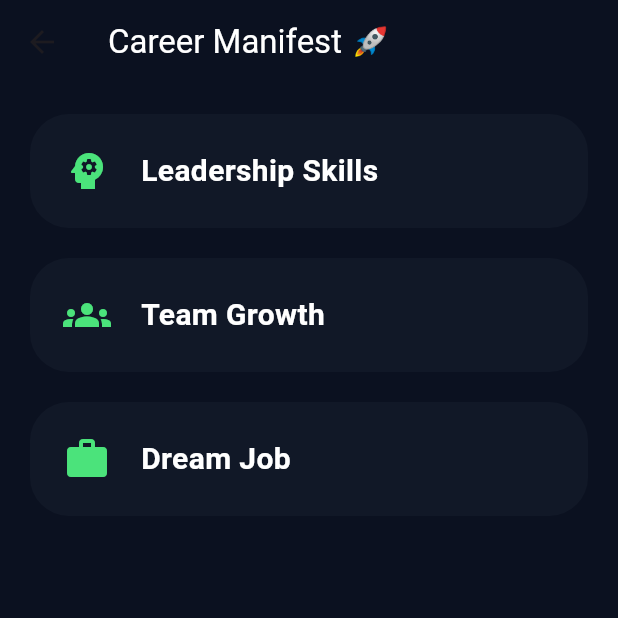
After one commit to Ruban23-Android/ManifestAI, a Flutter app: the HomePage screen opened directly, after a tap on "Career", on a phone screen of 412 x 824 dp, the top half of it. The commit adds this screen. Run offline on Flutter 3.47's test engine with Material 3 defaults, Android fonts, the light colour scheme and no system bars; our stand-ins replace smooth_page_indicator; network calls fail.

Commit message:
Health and Wealth love career page Added

```diff
--- /dev/null
+++ b/Manifestation Guru/lib/career_page.dart
@@ -0,0 +1,88 @@
+import 'package:flutter/material.dart';
+
+class CareerPage extends StatelessWidget {
+  const CareerPage({super.key});
+
+  @override
+  Widget build(BuildContext context) {
+
+    return Scaffold(
+      backgroundColor: const Color(0xff0B1120),
+
+      appBar: AppBar(
+        backgroundColor: const Color(0xff0B1120),
+
+        title: const Text(
+          "Career Manifest 🚀",
+          style: TextStyle(
+            color: Colors.white,
+          ),
+        ),
+      ),
+
+      body: Padding(
+        padding: const EdgeInsets.all(20),
+
+        child: Column(
+          children: [
+
+            careerTile(
+              "Leadership Skills",
+              Icons.psychology,
+            ),
+
+            careerTile(
+              "Team Growth",
+              Icons.groups,
+            ),
+
+            careerTile(
+              "Dream Job",
+              Icons.work,
+            ),
+          ],
+        ),
+      ),
+    );
+  }
+
+  Widget careerTile(
+      String title,
+      IconData icon,
+      ) {
+
+    return Container(
+      margin: const EdgeInsets.only(bottom: 20),
+      padding: const EdgeInsets.all(22),
+
+      decoration: BoxDecoration(
+        color: const Color(0xff111827),
+
+        borderRadius:
+        BorderRadius.circular(26),
+      ),
+
+      child: Row(
+        children: [
+
+          Icon(
+            icon,
+            color: const Color(0xff4BE37B),
+            size: 32,
+          ),
+
+          const SizedBox(width: 20),
+
+          Text(
+            title,
+            style: const TextStyle(
+              color: Colors.white,
+              fontSize: 20,
+              fontWeight: FontWeight.bold,
+            ),
+          ),
+        ],
+      ),
+    );
+  }
+}
--- a/Manifestation Guru/lib/home_page.dart
+++ b/Manifestation Guru/lib/home_page.dart
@@ -1,4 +1,12 @@
 import 'package:flutter/material.dart';
+import 'vision_board_page.dart';
+import 'my_progress_page.dart';
+import 'settings_page.dart';
+import 'wealth_page.dart';
+import 'health_page.dart';
+import 'love_page.dart';
+import 'career_page.dart';
+
 
 class HomePage extends StatelessWidget {
   const HomePage({super.key});
@@ -213,27 +221,35 @@ class HomePage extends StatelessWidget {
                 children: [
 
                   manifestCard(
+                    context: context,
                     icon: Icons.attach_money,
                     title: "Wealth",
                     subtitle: "Financial Growth",
+                    page: const WealthPage(),
                   ),
 
                   manifestCard(
+                    context: context,
                     icon: Icons.favorite,
                     title: "Love",
                     subtitle: "Healthy Relationships",
+                    page: const LovePage(),
                   ),
 
                   manifestCard(
+                    context: context,
                     icon: Icons.health_and_safety,
                     title: "Health",
                     subtitle: "Mind & Body",
+                    page: const HealthPage(),
                   ),
 
                   manifestCard(
+                    context: context,
                     icon: Icons.work,
                     title: "Career",
                     subtitle: "Professional Success",
+                    page: const CareerPage(),
                   ),
                 ],
               ),
@@ -253,24 +269,27 @@ class HomePage extends StatelessWidget {
               const SizedBox(height: 20),
 
               challengeTile(
+                context: context,
                 icon: Icons.check_circle,
                 title: "Morning Affirmation",
-                subtitle:
-                "Repeat 5 positive affirmations",
+                subtitle: "Repeat 5 positive affirmations",
+                page: const VisionBoardPage(),
               ),
 
               challengeTile(
+                context: context,
                 icon: Icons.psychology,
                 title: "Visualization Session",
-                subtitle:
-                "Visualize your dream future",
+                subtitle: "Visualize your dream future",
+                page: const MyProgressPage(),
               ),
 
               challengeTile(
+                context: context,
                 icon: Icons.menu_book,
                 title: "Gratitude Journal",
-                subtitle:
-                "Write 3 things you are grateful for",
+                subtitle: "Write 3 things you are grateful for",
+                page: const SettingsPage(),
               ),
 
               const SizedBox(height: 30),
@@ -282,13 +301,28 @@ class HomePage extends StatelessWidget {
   }
 
   static Widget manifestCard({
+    required BuildContext context,
     required IconData icon,
     required String title,
     required String subtitle,
+    required Widget page,
   }) {
 
-    return Container(
-      padding: const EdgeInsets.all(20),
+    return GestureDetector(
+
+      onTap: () {
+
+        Navigator.push(
+          context,
+
+          MaterialPageRoute(
+            builder: (context) => page,
+          ),
+        );
+      },
+
+      child: Container(
+        padding: const EdgeInsets.all(22),
 
         decoration: BoxDecoration(
           color: const Color(0xff111827),
@@ -332,17 +366,19 @@ class HomePage extends StatelessWidget {
               title,
               style: const TextStyle(
                 color: Colors.white,
-              fontSize: 20,
+                fontSize: 22,
                 fontWeight: FontWeight.bold,
               ),
             ),
 
-          const SizedBox(height: 8),
+            const SizedBox(height: 6),
 
             Text(
               subtitle,
               maxLines: 2,
-            overflow: TextOverflow.ellipsis,
+
+              overflow:
+              TextOverflow.ellipsis,
 
               style: const TextStyle(
                 color: Colors.white60,
@@ -352,16 +388,32 @@ class HomePage extends StatelessWidget {
             ),
           ],
         ),
+      ),
     );
   }
 
   static Widget challengeTile({
+    required BuildContext context,
     required IconData icon,
     required String title,
     required String subtitle,
+    required Widget page,
   }) {
 
-    return Container(
+    return GestureDetector(
+
+      onTap: () {
+
+        Navigator.push(
+          context,
+
+          MaterialPageRoute(
+            builder: (context) => page,
+          ),
+        );
+      },
+
+      child: Container(
         margin: const EdgeInsets.only(bottom: 18),
         padding: const EdgeInsets.all(20),
 
@@ -379,7 +431,8 @@ class HomePage extends StatelessWidget {
 
               decoration: BoxDecoration(
                 color:
-              const Color(0xff4BE37B).withOpacity(0.15),
+                const Color(0xff4BE37B)
+                    .withOpacity(0.15),
 
                 borderRadius:
                 BorderRadius.circular(18),
@@ -424,6 +477,7 @@ class HomePage extends StatelessWidget {
             ),
           ],
         ),
+      ),
     );
   }
 }
```
Also changed, not shown: Manifestation Guru/lib/health_page.dart (added, +89 -0 lines), Manifestation Guru/lib/love_page.dart (added, +122 -0 lines), Manifestation Guru/lib/wealth_page.dart (added, +133 -0 lines). Lines whose indentation alone changed are shown as unchanged.
